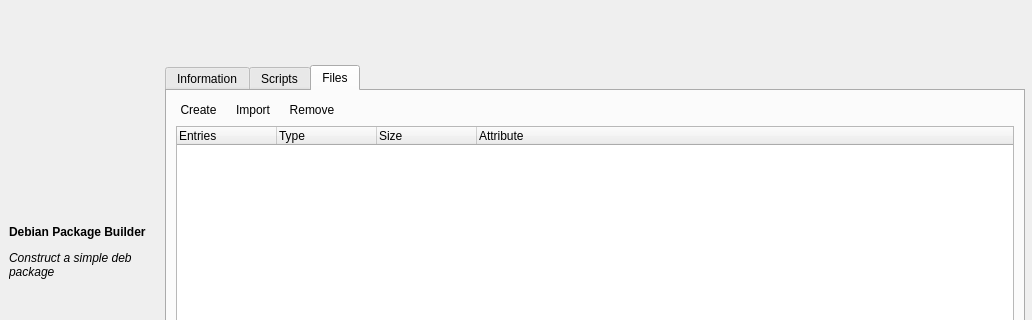
This is MainWindow.ui in kuletco/debfile-master as Qt 5 draws it before an edit; both pictures show x 0 to 1032 and y 0 to 320 of the 1032 by 711 pixel window. The edited form follows.
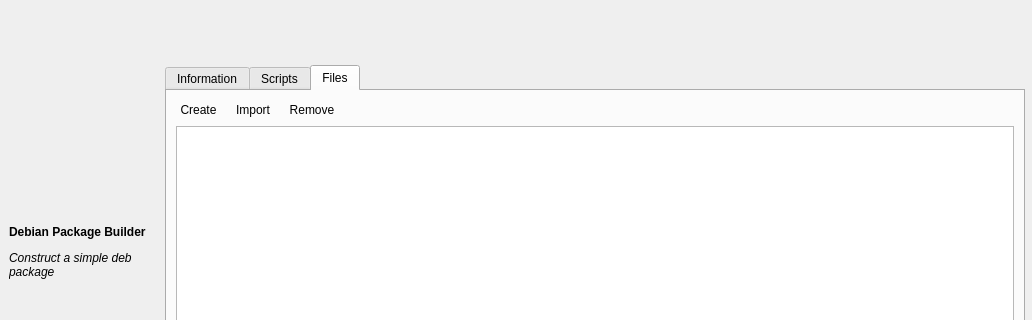
This is the edited form. The open tabs and pages were chosen to show the change. Icons and pictures are not drawn.

Diff of the .ui file:
```diff
--- a/MainWindow.ui
+++ b/MainWindow.ui
@@ -799,28 +799,7 @@
            </layout>
           </item>
           <item>
-           <widget class="QTreeWidget" name="treeWidget_Files">
-            <column>
-             <property name="text">
-              <string>Entries</string>
-             </property>
-            </column>
-            <column>
-             <property name="text">
-              <string>Type</string>
-             </property>
-            </column>
-            <column>
-             <property name="text">
-              <string>Size</string>
-             </property>
-            </column>
-            <column>
-             <property name="text">
-              <string>Attribute</string>
-             </property>
-            </column>
-           </widget>
+           <widget class="QTreeView" name="treeView_Files"/>
           </item>
          </layout>
         </widget>
```
